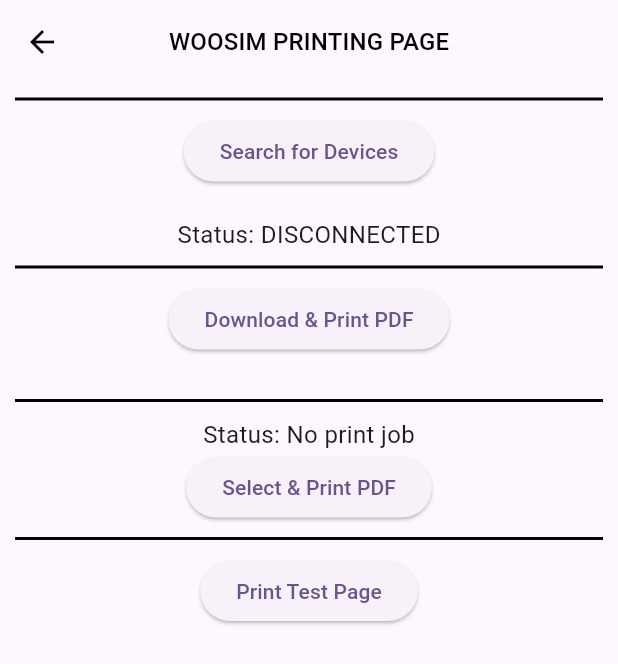
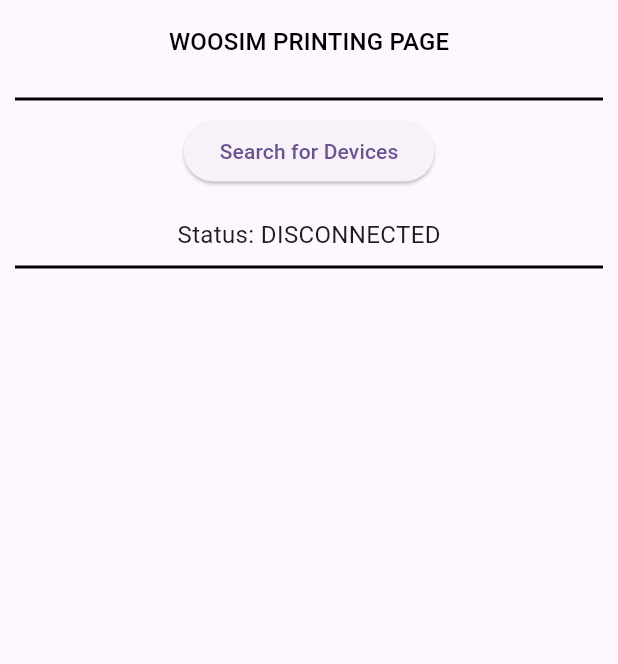
Before and after one commit to hizam1911/woosim_printer_app, a Flutter app: the screen it shows after launch, on a phone screen of 412 x 824 dp. Shown: the top 664 px of the screen. Run offline on Flutter 3.47's test engine with Material 3 defaults, Android fonts, the phone set to English and light mode, and no system bars; our stand-ins replace file_picker, flutter_blue_plus, permission_handler.

Commit message:
fixed lost connection status not displayed correctly, and improved the UI/UX

```diff
--- a/lib/woosim_print.dart
+++ b/lib/woosim_print.dart
@@ -20,7 +20,7 @@ class _WoosimPrintState extends State<WoosimPrint> {
   String statusConnection = "DISCONNECTED"; // new one with handler
   String connectedDevice = "";
   String printStatus = "No print job";
-  String pdfUrl = ""; // replace with a real pdf url
+  String pdfUrl = "https://export-download.canva.com/118_8/DAGkMT118_8/4/0-6558828962822299202.pdf?X-Amz-Algorithm=AWS4-HMAC-SHA256&X-Amz-Credential=AKIAQYCGKMUH5AO7UJ26%2F20250409%2Fus-east-1%2Fs3%2Faws4_request&X-Amz-Date=20250409T201900Z&X-Amz-Expires=26583&X-Amz-Signature=9c7fa407cd9eeda2b3305ad86d5dc24fe49e94afb095e3de68d510d1e59c19ce&X-Amz-SignedHeaders=host&response-content-disposition=attachment%3B%20filename%2A%3DUTF-8%27%27Test%2520Print%2520PDF.pdf&response-expires=Thu%2C%2010%20Apr%202025%2003%3A42%3A03%20GMT"; // replace with a real pdf url
   static const platform = MethodChannel("bluetooth_channel");
 
   @override
@@ -207,14 +207,11 @@ class _WoosimPrintState extends State<WoosimPrint> {
   Widget build(BuildContext context) {
     TextTheme textTheme = Theme.of(context).textTheme;
 
-    return Scaffold(
+    return PopScope(
+      canPop: false,
+      child: Scaffold(
         appBar: AppBar(
-        leading: IconButton(
-            onPressed: () {
-              Navigator.pop(context);
-            },
-            icon: Icon(Icons.arrow_back_sharp, color: Colors.black,)
-        ),
+          automaticallyImplyLeading: false,
           elevation: 0, // Remove shadow
           title: Text(
             "Woosim Printing Page".toUpperCase(),
@@ -239,14 +236,14 @@ class _WoosimPrintState extends State<WoosimPrint> {
                   onPressed: _scanForDevices,
                   child: Text("Search for Devices"),
                 ),
-            SizedBox(height: 20),
-            // Text("Status: $connectionStatus", style: TextStyle(fontSize: 16)),
-            Text("Status: $statusConnection", style: TextStyle(fontSize: 16)),
               if (statusConnection == "CONNECTED" || statusConnection == "ALREADY_CONNECTED") // Show disconnect button only if connected
                 ElevatedButton(
                   onPressed: _disconnectDevice,
                   child: Text("Disconnect"),
                 ),
+              SizedBox(height: 20),
+              // Text("Status: $connectionStatus", style: TextStyle(fontSize: 16)),
+              Text("Status: $statusConnection", style: TextStyle(fontSize: 16)),
               Padding(
                 padding: EdgeInsets.all(10),
                 child: Divider(
@@ -255,6 +252,10 @@ class _WoosimPrintState extends State<WoosimPrint> {
                   thickness: 2,
                 ),
               ),
+              Visibility(
+                visible: (statusConnection == "CONNECTED" || statusConnection == "ALREADY_CONNECTED") ? true : false,
+                child: Column(
+                  children: [
                     Center(
                       child: ElevatedButton(
                         onPressed: _printPDF,
@@ -299,6 +300,10 @@ class _WoosimPrintState extends State<WoosimPrint> {
                   ],
                 ),
               ),
+            ],
+          ),
+        ),
+      ),
     );
   }
 }
--- a/lib/woosim_service.dart
+++ b/lib/woosim_service.dart
@@ -90,7 +90,4 @@ class WoosimService {
       return "Printing failed";
     }
   }
-
-
-
 }
--- a/pubspec.yaml
+++ b/pubspec.yaml
@@ -19,7 +19,7 @@ publish_to: 'none' # Remove this line if you wish to publish to pub.dev
 version: 1.0.0+1
 
 environment:
-  sdk: ^3.7.0
+  sdk: ^3.6.2
 
 # Dependencies specify other packages that your package needs in order to work.
 # To automatically upgrade your package dependencies to the latest versions
@@ -37,6 +37,7 @@ dependencies:
   file_picker: ^10.0.0
   flutter_blue_plus: ^1.35.3
   permission_handler: ^12.0.0
+  flutter_downloader: ^1.12.0
 
 dev_dependencies:
   flutter_test:
```
Also changed, not shown: pubspec.lock, 4 other files. Lines whose indentation alone changed are shown as unchanged.
